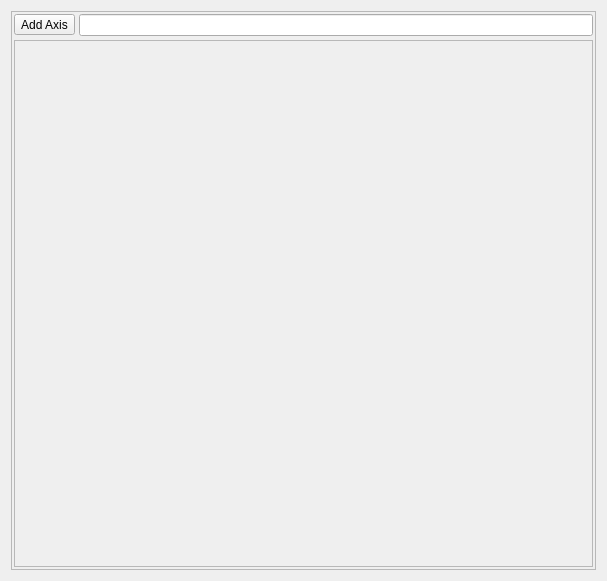
The window that modules/Rescue/Action.ui (ltjax/Rescue) describes before a commit, drawn with Qt 5.
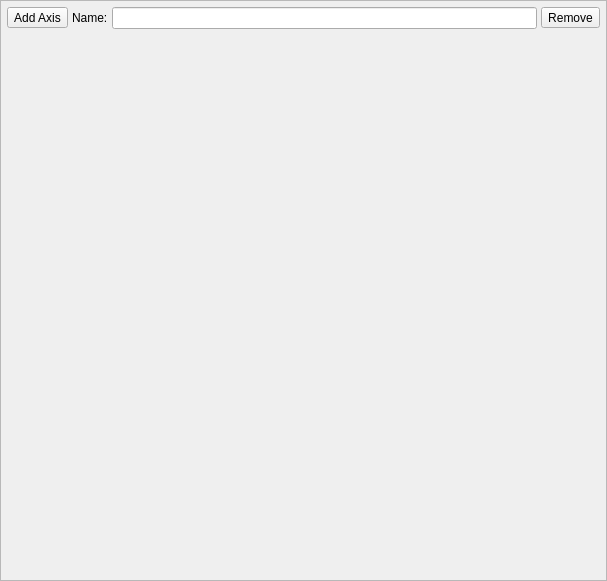
The same window after the commit. Icons and pictures are not drawn.

```diff
--- a/modules/Rescue/Action.ui
+++ b/modules/Rescue/Action.ui
@@ -13,10 +13,19 @@
   <property name="windowTitle">
    <string>Form</string>
   </property>
-  <property name="autoFillBackground">
-   <bool>false</bool>
-  </property>
   <layout class="QVBoxLayout" name="verticalLayout_2">
+   <property name="leftMargin">
+    <number>0</number>
+   </property>
+   <property name="topMargin">
+    <number>0</number>
+   </property>
+   <property name="rightMargin">
+    <number>0</number>
+   </property>
+   <property name="bottomMargin">
+    <number>0</number>
+   </property>
    <item>
     <widget class="QFrame" name="frame">
      <property name="frameShape">
@@ -33,16 +42,16 @@
        <number>4</number>
       </property>
       <property name="leftMargin">
-       <number>2</number>
+       <number>6</number>
       </property>
       <property name="topMargin">
-       <number>2</number>
+       <number>6</number>
       </property>
       <property name="rightMargin">
-       <number>2</number>
+       <number>6</number>
       </property>
       <property name="bottomMargin">
-       <number>2</number>
+       <number>6</number>
       </property>
       <item>
        <layout class="QHBoxLayout" name="horizontalLayout">
@@ -51,27 +60,43 @@
           <property name="text">
            <string>Add Axis</string>
           </property>
+          <property name="icon">
+           <iconset resource="../../icons.qrc">
+            <normaloff>:/icon/add</normaloff>:/icon/add</iconset>
+          </property>
+         </widget>
+        </item>
+        <item>
+         <widget class="QLabel" name="label">
+          <property name="text">
+           <string>Name:</string>
+          </property>
          </widget>
         </item>
         <item>
          <widget class="QLineEdit" name="name"/>
         </item>
+        <item>
+         <widget class="QToolButton" name="remove">
+          <property name="text">
+           <string>Remove</string>
+          </property>
+          <property name="icon">
+           <iconset resource="../../icons.qrc">
+            <normaloff>:/icon/remove</normaloff>:/icon/remove</iconset>
+          </property>
+         </widget>
+        </item>
        </layout>
       </item>
       <item>
-       <widget class="QFrame" name="axisArea">
+       <widget class="QWidget" name="axisArea" native="true">
         <property name="sizePolicy">
          <sizepolicy hsizetype="Preferred" vsizetype="MinimumExpanding">
           <horstretch>0</horstretch>
           <verstretch>0</verstretch>
          </sizepolicy>
         </property>
-        <property name="frameShape">
-         <enum>QFrame::StyledPanel</enum>
-        </property>
-        <property name="frameShadow">
-         <enum>QFrame::Sunken</enum>
-        </property>
        </widget>
       </item>
      </layout>
```
Left out of the diff: 8 changed lines with no effect on the pictures.
